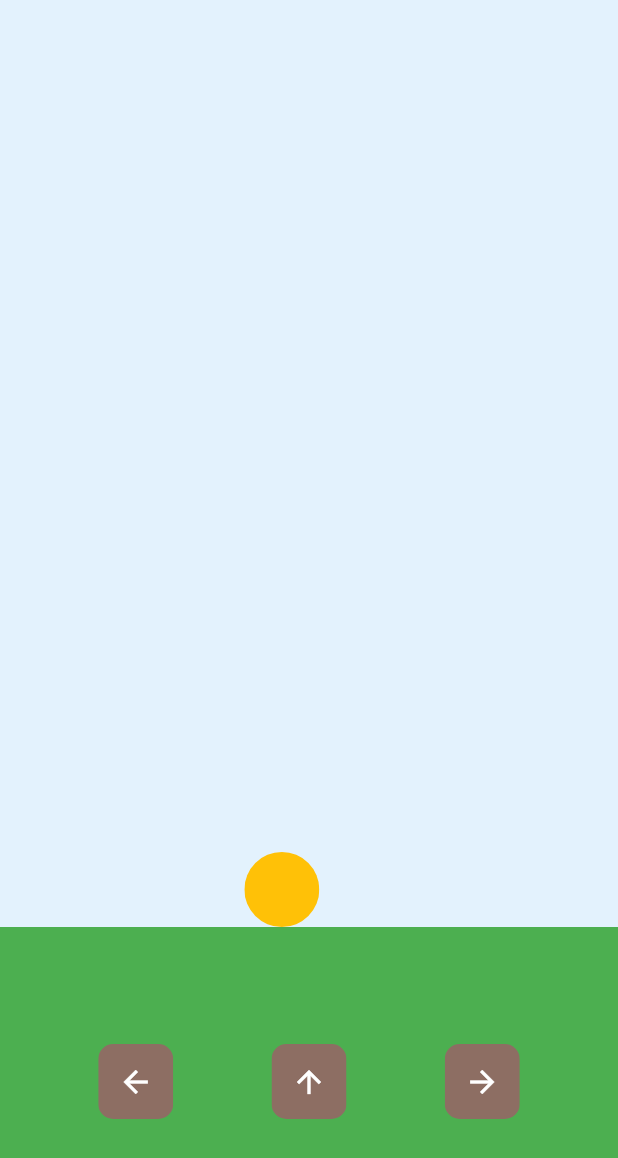
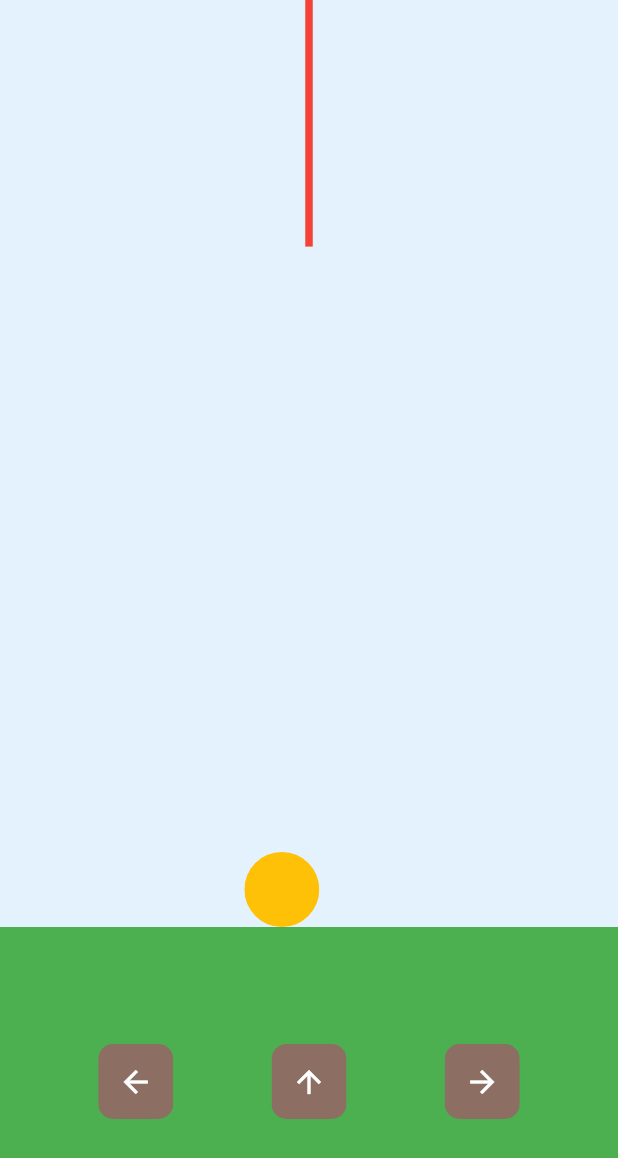
Before and after one commit to Guptaverse/ShootIT, a Flutter app: the screen it shows after launch, after a tap on the "arrow upward" icon, on a phone screen of 412 x 824 dp. Shown: the top 1158 px of the screen. Run offline on Flutter 3.47's test engine with Material 2 defaults, Android fonts, the phone set to English and light mode, and no system bars.

```diff
--- a/demo/lib/homepage.dart
+++ b/demo/lib/homepage.dart
@@ -1,3 +1,5 @@
+import 'dart:async';
+
 import 'package:demo/button.dart';
 import 'package:demo/player.dart';
 import 'package:flutter/material.dart';
@@ -14,6 +16,13 @@ class Homepage extends StatefulWidget {
 class _HomepageState extends State<Homepage> {
   // player Variables
   double playerX = 0;
+
+
+  //missile Variables
+  double missileX=0;
+  double missileY=1;
+  double missileHeight =0;
+
   void moveLeft(){
     setState(() {
       if(playerX-0.1>-1){
@@ -29,9 +38,12 @@ class _HomepageState extends State<Homepage> {
     });
   }
   void fire(){
-    setState(() {
-      // playerX -= 0.1;
-    });
+    Timer.periodic(Duration(milliseconds: 50), (timer) {
+      setState(() {
+        missileHeight+=10;
+        missileY-=0.1;
+      });
+     });
   }
   @override
   Widget build(BuildContext context) {
@@ -45,6 +57,9 @@ class _HomepageState extends State<Homepage> {
         else if(event.isKeyPressed(LogicalKeyboardKey.arrowRight)){
           moveRight();
         }
+        else if(event.isKeyPressed(LogicalKeyboardKey.space)){
+          fire();
+        }
       },
       child: Column(
         children: [
@@ -55,6 +70,14 @@ class _HomepageState extends State<Homepage> {
               color: Colors.blue[50],
               child: Center(child: Stack(
                 children: [
+                  Container(
+                    alignment: Alignment(missileX,missileY),
+                    child: Container(
+                      width: 5,
+                      height: missileHeight,
+                      color: Colors.red,
+                    ),
+                  ),
                   MyPlayer(playerX:playerX),
                 ],
               )),
```
Also changed, not shown: 1 other file.
